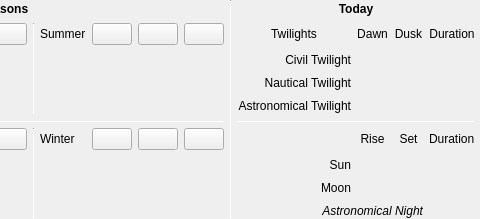
Stellarium/stellarium, file src/gui/specificTimeWidget.ui: the form before one commit; both pictures show x 217 to 697 and y 0 to 219 of the 697 by 219 pixel window.
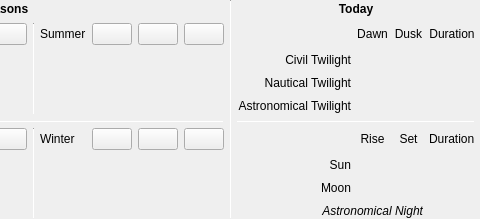
The form after the commit. Icons and pictures are not drawn.

Patch:
```diff
--- a/src/gui/specificTimeWidget.ui
+++ b/src/gui/specificTimeWidget.ui
@@ -6,7 +6,7 @@
    <rect>
     <x>0</x>
     <y>0</y>
-    <width>592</width>
+    <width>623</width>
     <height>219</height>
    </rect>
   </property>
@@ -581,16 +581,6 @@
    <item row="9" column="3">
     <widget class="QLabel" name="labelSeptemberEquinoxDuration"/>
    </item>
-   <item row="1" column="7">
-    <widget class="QLabel" name="labelTwilights">
-     <property name="text">
-      <string>Twilights</string>
-     </property>
-     <property name="alignment">
-      <set>Qt::AlignCenter</set>
-     </property>
-    </widget>
-   </item>
    <item row="2" column="8">
     <widget class="QLabel" name="labelCivilTwilightBegin">
      <property name="text">
```
